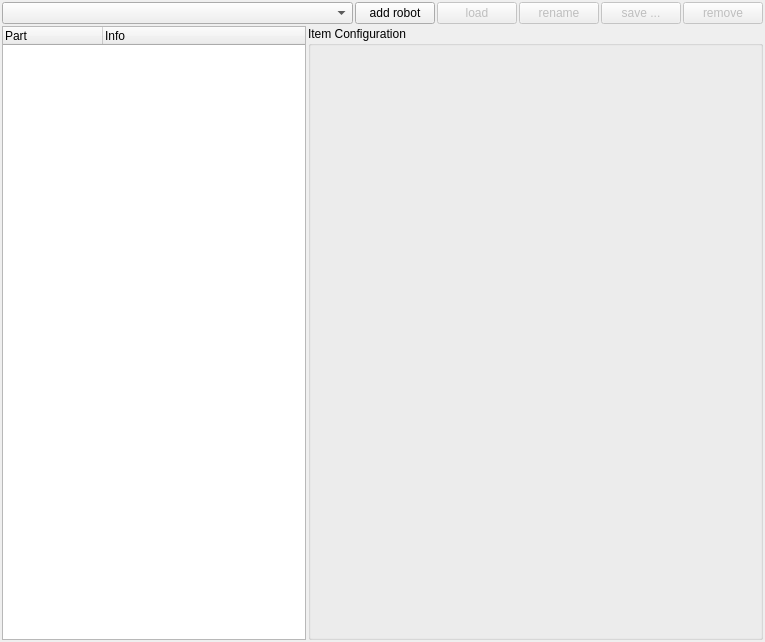
Qt form cedar/devices/gui/RobotManager.ui (cedar/cedar) before a commit.
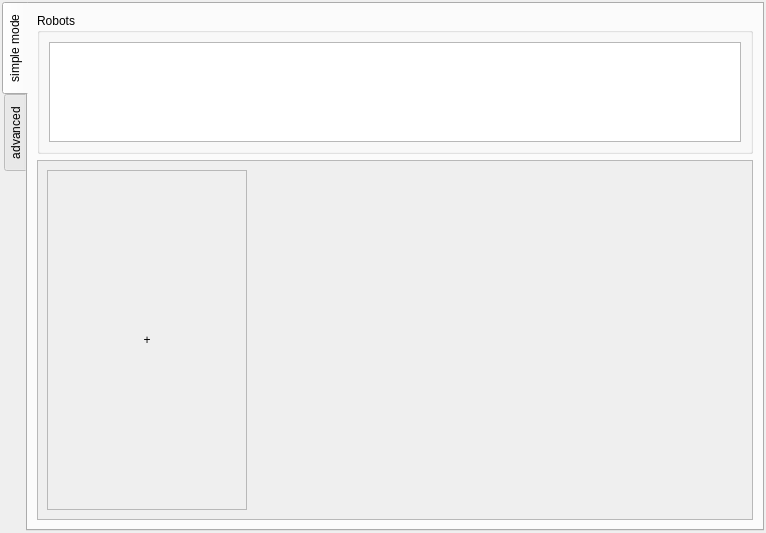
The same form after that commit. Custom widgets are drawn as their Qt base class.

Commit message: Implemented the basics of the simplified view in the robot manager.

```diff
--- a/cedar/devices/gui/RobotManager.ui
+++ b/cedar/devices/gui/RobotManager.ui
@@ -6,20 +6,176 @@
    <rect>
     <x>0</x>
     <y>0</y>
-    <width>765</width>
-    <height>642</height>
+    <width>766</width>
+    <height>533</height>
    </rect>
   </property>
   <property name="windowTitle">
    <string>Robot Manager</string>
   </property>
-  <layout class="QGridLayout" name="gridLayout" columnstretch="2,3">
+  <layout class="QGridLayout" name="gridLayout" columnstretch="2">
    <property name="margin">
     <number>2</number>
    </property>
    <property name="spacing">
     <number>2</number>
    </property>
+   <item row="0" column="0">
+    <widget class="QTabWidget" name="mpModeTab">
+     <property name="tabPosition">
+      <enum>QTabWidget::West</enum>
+     </property>
+     <property name="currentIndex">
+      <number>0</number>
+     </property>
+     <widget class="QWidget" name="tab">
+      <attribute name="title">
+       <string>simple mode</string>
+      </attribute>
+      <layout class="QVBoxLayout" name="verticalLayout_2" stretch="0,1">
+       <item>
+        <widget class="QGroupBox" name="groupBox_2">
+         <property name="title">
+          <string>Robots</string>
+         </property>
+         <layout class="QVBoxLayout" name="verticalLayout_3">
+          <item>
+           <widget class="QListWidget" name="mpSimpleRobotIconList">
+            <property name="sizePolicy">
+             <sizepolicy hsizetype="Expanding" vsizetype="Fixed">
+              <horstretch>0</horstretch>
+              <verstretch>0</verstretch>
+             </sizepolicy>
+            </property>
+            <property name="maximumSize">
+             <size>
+              <width>16777215</width>
+              <height>100</height>
+             </size>
+            </property>
+            <property name="acceptDrops">
+             <bool>true</bool>
+            </property>
+            <property name="editTriggers">
+             <set>QAbstractItemView::NoEditTriggers</set>
+            </property>
+            <property name="dragEnabled">
+             <bool>true</bool>
+            </property>
+            <property name="dragDropMode">
+             <enum>QAbstractItemView::DragDrop</enum>
+            </property>
+            <property name="movement">
+             <enum>QListView::Snap</enum>
+            </property>
+            <property name="flow">
+             <enum>QListView::LeftToRight</enum>
+            </property>
+            <property name="resizeMode">
+             <enum>QListView::Adjust</enum>
+            </property>
+            <property name="viewMode">
+             <enum>QListView::IconMode</enum>
+            </property>
+            <property name="uniformItemSizes">
+             <bool>true</bool>
+            </property>
+           </widget>
+          </item>
+         </layout>
+        </widget>
+       </item>
+       <item>
+        <widget class="QScrollArea" name="mpSimpleModeScrollArea">
+         <property name="widgetResizable">
+          <bool>true</bool>
+         </property>
+         <widget class="QWidget" name="mpSimpleRobotList">
+          <property name="geometry">
+           <rect>
+            <x>0</x>
+            <y>0</y>
+            <width>709</width>
+            <height>363</height>
+           </rect>
+          </property>
+          <layout class="QHBoxLayout" name="mpSimpleRobotListLayout">
+           <item>
+            <widget class="QFrame" name="frame">
+             <property name="sizePolicy">
+              <sizepolicy hsizetype="Fixed" vsizetype="Preferred">
+               <horstretch>0</horstretch>
+               <verstretch>0</verstretch>
+              </sizepolicy>
+             </property>
+             <property name="minimumSize">
+              <size>
+               <width>200</width>
+               <height>0</height>
+              </size>
+             </property>
+             <property name="maximumSize">
+              <size>
+               <width>200</width>
+               <height>16777215</height>
+              </size>
+             </property>
+             <property name="frameShape">
+              <enum>QFrame::StyledPanel</enum>
+             </property>
+             <property name="frameShadow">
+              <enum>QFrame::Plain</enum>
+             </property>
+             <layout class="QVBoxLayout" name="verticalLayout_4">
+              <property name="spacing">
+               <number>0</number>
+              </property>
+              <property name="margin">
+               <number>0</number>
+              </property>
+              <item>
+               <widget class="QPushButton" name="mpSimpleModeAddButton">
+                <property name="sizePolicy">
+                 <sizepolicy hsizetype="Expanding" vsizetype="Expanding">
+                  <horstretch>0</horstretch>
+                  <verstretch>0</verstretch>
+                 </sizepolicy>
+                </property>
+                <property name="text">
+                 <string>+</string>
+                </property>
+                <property name="flat">
+                 <bool>true</bool>
+                </property>
+               </widget>
+              </item>
+             </layout>
+            </widget>
+           </item>
+           <item>
+            <spacer name="horizontalSpacer">
+             <property name="orientation">
+              <enum>Qt::Horizontal</enum>
+             </property>
+             <property name="sizeHint" stdset="0">
+              <size>
+               <width>40</width>
+               <height>20</height>
+              </size>
+             </property>
+            </spacer>
+           </item>
+          </layout>
+         </widget>
+        </widget>
+       </item>
+      </layout>
+     </widget>
+     <widget class="QWidget" name="mpAdvancedTab">
+      <attribute name="title">
+       <string>advanced</string>
+      </attribute>
+      <layout class="QGridLayout" name="gridLayout_2" columnstretch="1,1">
    <item row="0" column="0" colspan="2">
     <layout class="QHBoxLayout" name="horizontalLayout" stretch="1,0,0,0,0,0">
      <item>
@@ -101,6 +257,10 @@
        <widget class="cedar::aux::gui::PropertyPane" name="mpPropertyPane" native="true"/>
       </item>
      </layout>
+        </widget>
+       </item>
+      </layout>
+     </widget>
     </widget>
    </item>
   </layout>
```
Lines whose indentation alone changed are shown as unchanged. The commit also changes 7 other files.
